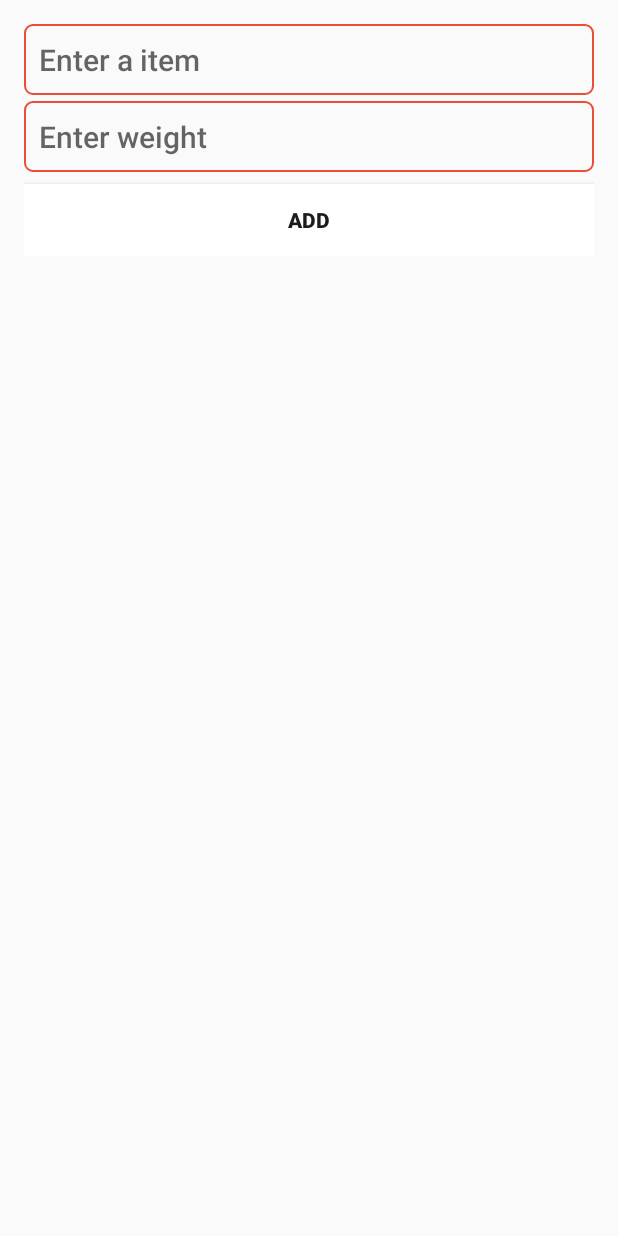
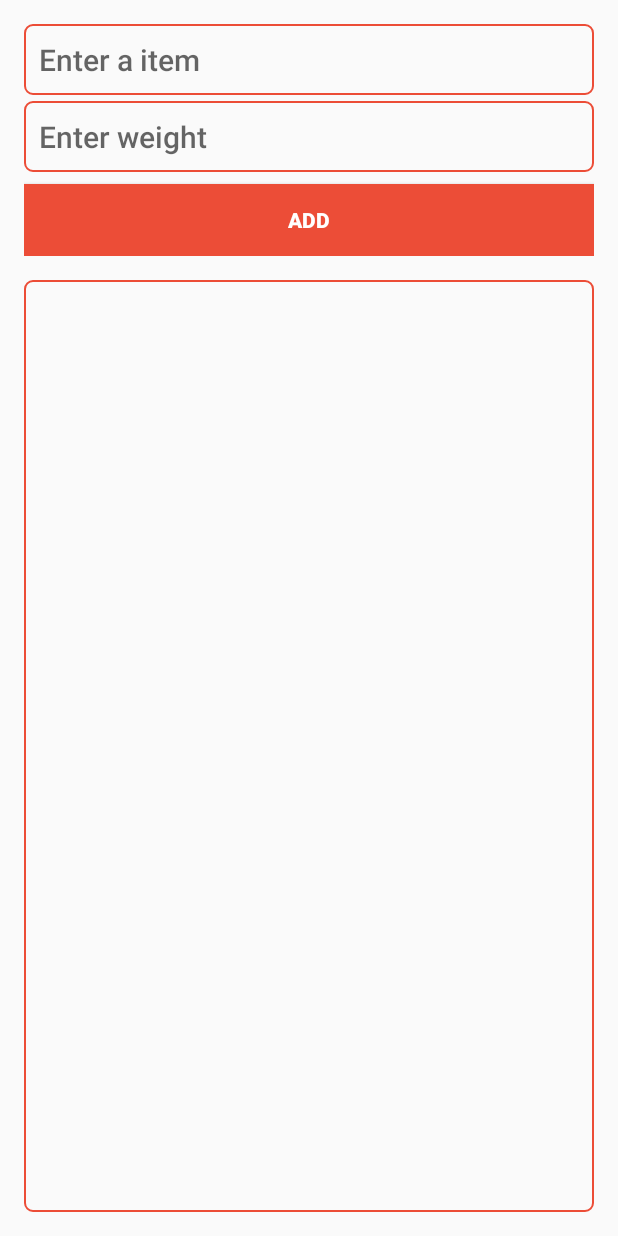
Before and after one commit to keatshackon/Grocery-List, an Android app: the screen it shows after launch (MainActivity), on a phone screen of 412 x 824 dp. Run offline under Robolectric (Android 15) with nearby library versions, the phone set to English and light mode, and no system bars.

Commit message:
Improving UI

```diff
--- a/Grocery-List/app/src/main/res/drawable/list_item_selector.xml
+++ b/Grocery-List/app/src/main/res/drawable/list_item_selector.xml
@@ -1,15 +1,19 @@
 <?xml version="1.0" encoding="utf-8"?>
 <selector xmlns:android="http://schemas.android.com/apk/res/android">
 
-    <item android:drawable="@color/splash_text"
+
+
+    <item android:drawable="@color/splash_color"
         android:state_pressed="true"/>
 
-    <item android:drawable="@color/splash_text"
+    <item android:drawable="@color/splash_color"
         android:state_activated="true"/>
 
-    <item android:drawable="@color/splash_text"
+    <item android:drawable="@color/splash_color"
         android:state_selected="true"/>
 
-    <item android:drawable="@android:color/background_light"/>
+    <item android:drawable="@color/splash_text"/>
+
+
 
 </selector>
--- a/Grocery-List/app/src/main/res/layout/activity_main.xml
+++ b/Grocery-List/app/src/main/res/layout/activity_main.xml
@@ -50,7 +50,7 @@
             android:background="@drawable/list_item_selector"
             android:text="@string/add"
             android:textStyle="bold"
-            android:textColor="@color/splash_color"
+            android:textColor="@android:color/white"
             android:onClick="addToGroceryList"
             android:textAppearance="@style/TextAppearance.AppCompat.Widget.Button.Inverse"/>
 
@@ -61,6 +61,7 @@
         android:id="@+id/all_grocery_list_view"
         android:layout_margin="8dp"
         android:layout_width="match_parent"
+        android:background="@drawable/border"
         android:layout_height="match_parent" />
 
 
--- a/Grocery-List/app/src/main/res/layout/activity_splash.xml
+++ b/Grocery-List/app/src/main/res/layout/activity_splash.xml
@@ -18,6 +18,8 @@
         android:text="@string/keats"
         android:textColor="@color/splash_text"
         android:textSize="40sp"
+        android:fontFamily="cursive"
+        android:letterSpacing="0.1"
         android:textStyle="bold"
         app:layout_constraintStart_toStartOf="parent"
         app:layout_constraintTop_toTopOf="parent" />
@@ -38,6 +40,8 @@
         android:id="@+id/textView2"
         android:layout_width="wrap_content"
         android:layout_height="wrap_content"
+        android:fontFamily="cursive"
+        android:letterSpacing="0.1"
         android:text="@string/id"
         android:textColor="@color/splash_text"
         android:textSize="18sp"
```
